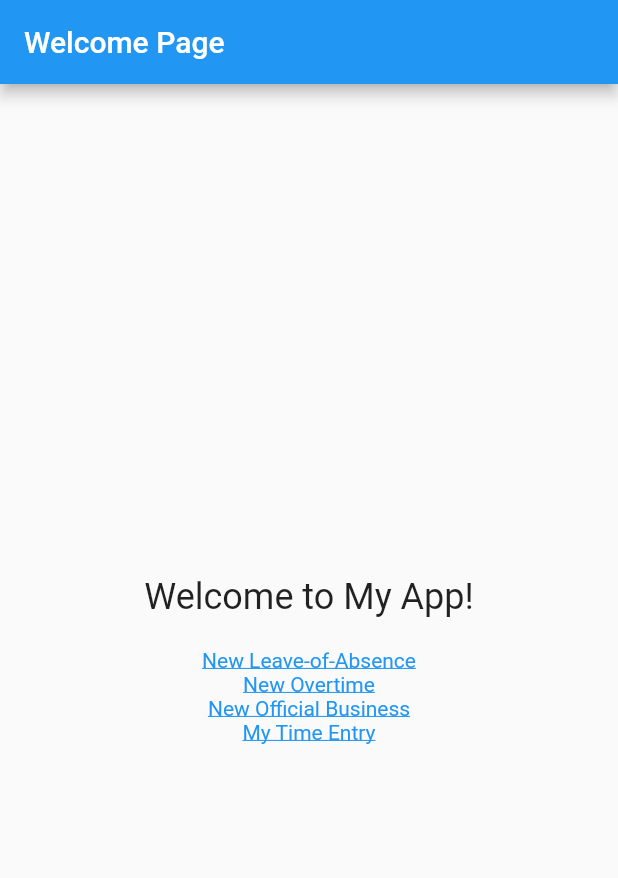
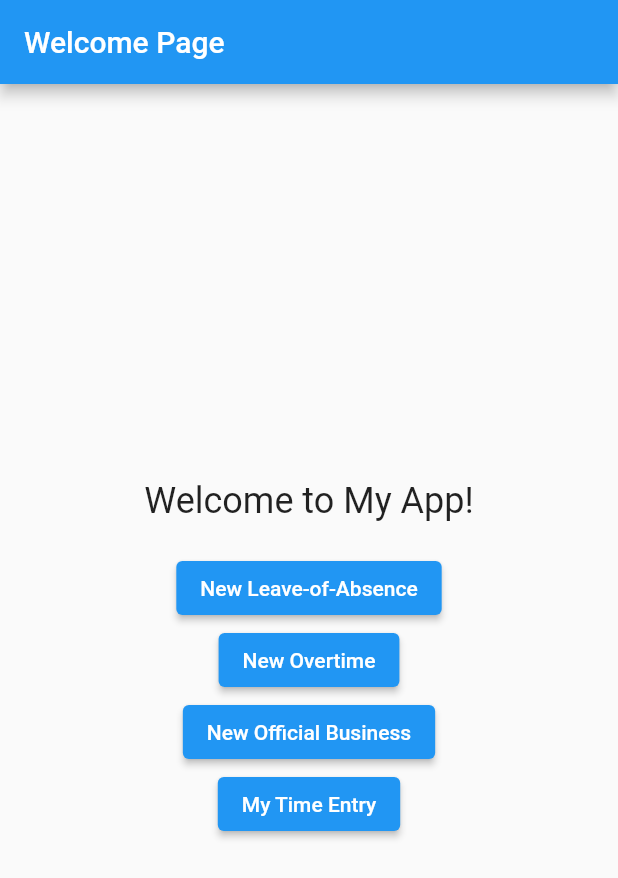
Before and after one commit to mrHeinrichh/Globagility_app, a Flutter app: the screen it shows after launch, on a phone screen of 412 x 824 dp. Shown: the top 878 px of the screen. Run offline on Flutter 3.47's test engine with Material 2 defaults, Android fonts, the phone set to English and light mode, and no system bars.

Commit message:
feat: :lipstick: Update Hyperlink into TextButton

```diff
--- a/lib/views/welcome.page.dart
+++ b/lib/views/welcome.page.dart
@@ -21,45 +21,39 @@ class WelcomePage extends StatelessWidget {
               style: TextStyle(fontSize: 24),
             ),
             SizedBox(height: 20),
-            HyperlinkWidget(
-              text: 'New Leave-of-Absence',
-              onTap: () {
+            ElevatedButton(
+              onPressed: () {
                 Navigator.push(
                   context,
                   MaterialPageRoute(builder: (context) => LeaveRequestPage()),
                 );
               },
+              child: Text('New Leave-of-Absence'),
             ),
-            HyperlinkWidget(
-              text: 'New Overtime',
-              onTap: () {
+            ElevatedButton(
+              onPressed: () {
                 Navigator.push(
                   context,
                   MaterialPageRoute(builder: (context) => OvertimePage()),
                 );
               },
+              child: Text('New Overtime'),
             ),
-            HyperlinkWidget(
-              text: 'New Official Business',
-              onTap: () {
+            ElevatedButton(
+              onPressed: () {
                 Navigator.push(
                   context,
                   MaterialPageRoute(
                       builder: (context) => OfficialBusinessPage()),
                 );
               },
+              child: Text('New Official Business'),
             ),
-            GestureDetector(
-              onTap: () {
+            ElevatedButton(
+              onPressed: () {
                 _showMyTimeEntryModal(context);
               },
-              child: Text(
-                'My Time Entry',
-                style: TextStyle(
-                  color: Colors.blue, // You can customize the text color
-                  decoration: TextDecoration.underline,
-                ),
-              ),
+              child: Text('My Time Entry'),
             ),
           ],
         ),
```
